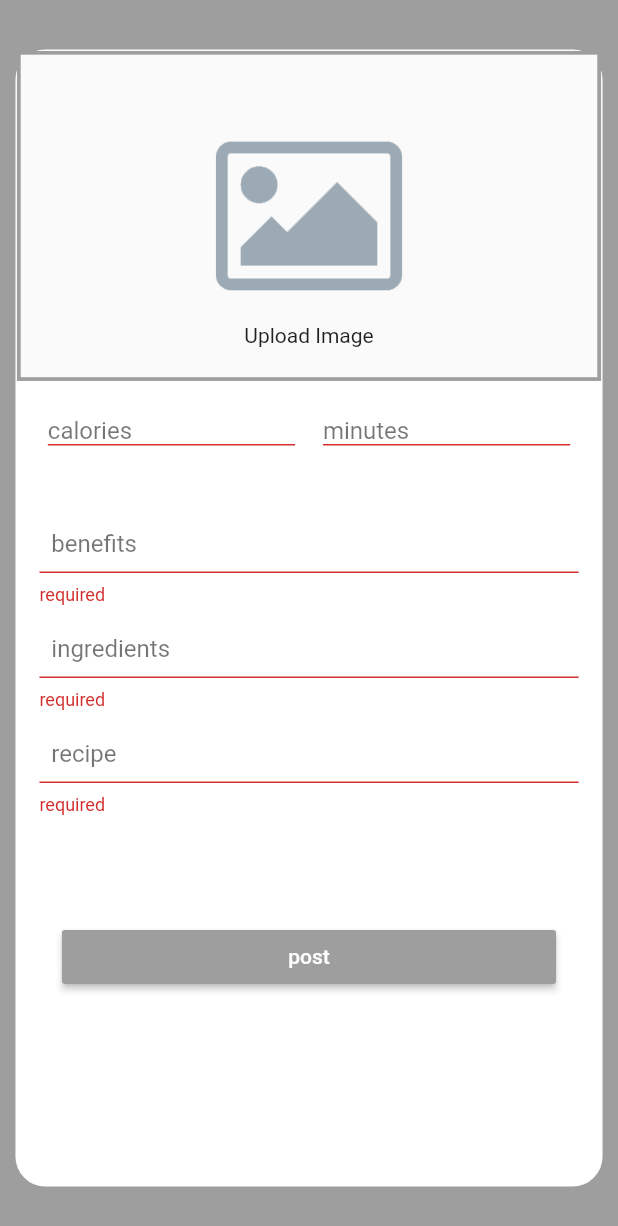
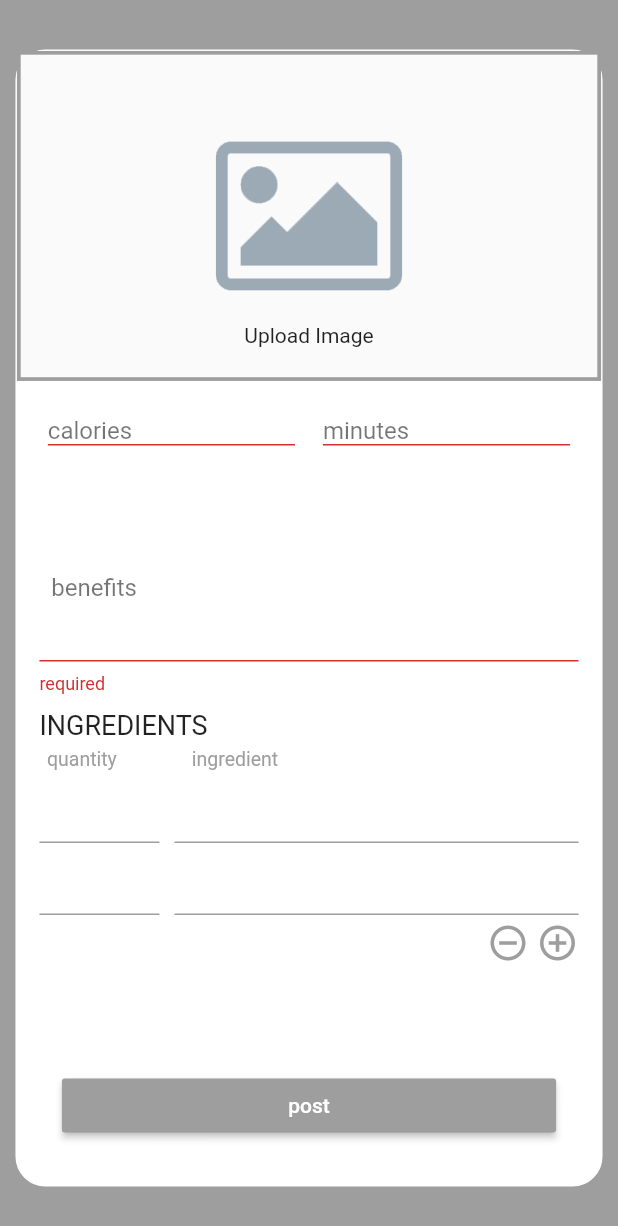
Before and after one commit to Health-Social/app_guru, a Flutter app: the MealUploadPage screen opened directly with empty values, after a tap on "post", on a phone screen of 412 x 824 dp. Shown: the top 1226 px of the screen. Run offline on Flutter 3.47's test engine with Material 2 defaults, Android fonts, the phone set to English and light mode, and no system bars; our stand-ins replace firebase_auth, flutter_rating, google_sign_in; accounts and stored records are empty; Roboto replaces fonts that are missing (myraid_pro_light, myriad_pro_light).

Commit message:
partial update, upload meal post

```diff
--- a/lib/pages/upload pages/meal.dart
+++ b/lib/pages/upload pages/meal.dart
@@ -18,6 +18,8 @@ class MealUploadPage extends StatefulWidget {
 
 class _MealUploadPageState extends State<MealUploadPage> {
   GlobalKey<FormState> _globalKey = GlobalKey<FormState>();
+  double _ingredientsRows = 2;
+  double _recipeRows = 2;
 
   ///// Dummy User
   UserDetails _dummyUser = UserDetails(
@@ -159,6 +161,62 @@ class _MealUploadPageState extends State<MealUploadPage> {
     );
   }
 
+  Widget _addRowButton(int key) {
+    // add row, key to know where to add line
+    return GestureDetector(
+      onTap: () {
+        setState(() {
+          if (key == 1) {
+            _ingredientsRows = _ingredientsRows + 1;
+          } else if (key == 2) {
+            _recipeRows = _recipeRows + 1;
+          }
+        });
+      },
+      child: Icon(
+        Icons.add_circle_outline,
+        size: 28,
+        color: Colors.grey[500],
+      ),
+    );
+  }
+
+  Widget _deleteRowButton(int key) {
+    // delete row, key to know where to add line
+    return GestureDetector(
+      onTap: () {
+        setState(() {
+          if (key == 1) {
+            if (_ingredientsRows > 2) {
+              _ingredientsRows = _ingredientsRows - 1;
+            }
+          } else if (key == 2) {
+            if (_recipeRows > 2) {
+              _recipeRows = _recipeRows - 1;
+            }
+          }
+        });
+      },
+      child: Icon(
+        Icons.remove_circle_outline,
+        size: 28,
+        color: Colors.grey[500],
+      ),
+    );
+  }
+
+  Widget _renderListOfIngredients() {
+    return Row(
+      children: <Widget>[
+        Container(width: 80, child: TextFormField()),
+        SizedBox(width: 10),
+        Expanded(
+          child: TextFormField(),
+        )
+      ],
+    );
+  }
+
   Widget _benefitsIngredientsRecipe() {
     // benefits, ingredients, recipe
     return Column(
@@ -167,7 +225,6 @@ class _MealUploadPageState extends State<MealUploadPage> {
           // benefits input
           child: Container(
             padding: EdgeInsets.symmetric(horizontal: 15),
-            height: 60,
             width: MediaQuery.of(context).size.width * 0.95,
             child: TextFormField(
               onSaved: (text) {
@@ -180,7 +237,7 @@ class _MealUploadPageState extends State<MealUploadPage> {
                   return 'required';
                 }
               },
-              maxLines: 2,
+              maxLines: 3,
               keyboardType: TextInputType.text,
               decoration: _textFieldStyle('  benefits'),
             ),
@@ -191,49 +248,61 @@ class _MealUploadPageState extends State<MealUploadPage> {
             // ingredients input
             child: Container(
           padding: EdgeInsets.symmetric(horizontal: 15),
-            height: 60,
-            width: MediaQuery.of(context).size.width * 0.95,
-            child: TextFormField(
-              onSaved: (text) {
-                setState(() {
-                  _ingredients = [text];
-                });
-              },
-              validator: (text) {
-                if (text.isEmpty) {
-                  return 'required';
-                }
-              },
-              maxLines: 2,
-              keyboardType: TextInputType.text,
-              decoration: _textFieldStyle('  ingredients'),
+          child: Column(
+            children: <Widget>[
+              Row(
+                children: <Widget>[
+                  Text(
+                    'INGREDIENTS',
+                    style:
+                        TextStyle(fontFamily: 'myriad_pro_light', fontSize: 18),
+                  )
+                ],
               ),
+              SizedBox(height: 5),
+              Row(
+                children: <Widget>[
+                  SizedBox(width: 5),
+                  Text('quantity',
+                      style: TextStyle(
+                          fontFamily: 'myraid_pro_light',
+                          fontSize: 13,
+                          color: Colors.grey)),
+                  SizedBox(width: 50),
+                  Text('ingredient',
+                      style: TextStyle(
+                          fontFamily: 'myraid_pro_light',
+                          fontSize: 13,
+                          color: Colors.grey)),
+                ],
               ),
+              //  make one for every click
+              _renderListOfIngredients(), // add one of these on click
+              _renderListOfIngredients(),
+              ///
+              ///
+              ///
+              ///
+              ///
+              ///
+              ///
+              ///
+              ///
+              ///
+              ///
+              ///
+              SizedBox(height: 5),
+              Row(
+                children: <Widget>[
+                  Expanded(child: Container()),
+                  _deleteRowButton(1),
+                  SizedBox(width: 5),
+                  _addRowButton(1)
+                ],
+              )
+            ],
           ),
-        SizedBox(height: 10),
-        Center(
-          // recipe input
-          child: Container(
-            padding: EdgeInsets.symmetric(horizontal: 15),
-            height: 60,
-            width: MediaQuery.of(context).size.width * 0.95,
-            child: TextFormField(
-              onSaved: (text) {
-                setState(() {
-                  _recipe = text;
-                });
-              },
-              validator: (text) {
-                if (text.isEmpty) {
-                  return 'required';
-                }
-              },
-              maxLines: 2,
-              keyboardType: TextInputType.text,
-              decoration: _textFieldStyle('  recipe'),
-            ),
-          ),
-        ),
+        ))
       ],
     );
   }
@@ -269,8 +338,12 @@ class _MealUploadPageState extends State<MealUploadPage> {
               imagePath: _placeholderImage,
               calories: _calories,
               minutes: _minutes,
-              ingredients: [{'quantity':'dummy','ingredient':'dummy'}], // dummy text
-              recipe: [{'quantity':'dummy','ingredient':'dummy'}], // dummy text,
+              ingredients: [
+                {'quantity': 'dummy', 'ingredient': 'dummy'}
+              ], // dummy text
+              recipe: [
+                {'quantity': 'dummy', 'ingredient': 'dummy'}
+              ], // dummy text,
               benefits: _benefits,
               imageUrl: _placeholderImage,
               userDetails: _dummyUser,
```
Also changed, not shown: lib/widgets/post_elements/diet_post_badge.dart (+30 -6 lines). Lines whose indentation alone changed are shown as unchanged.
